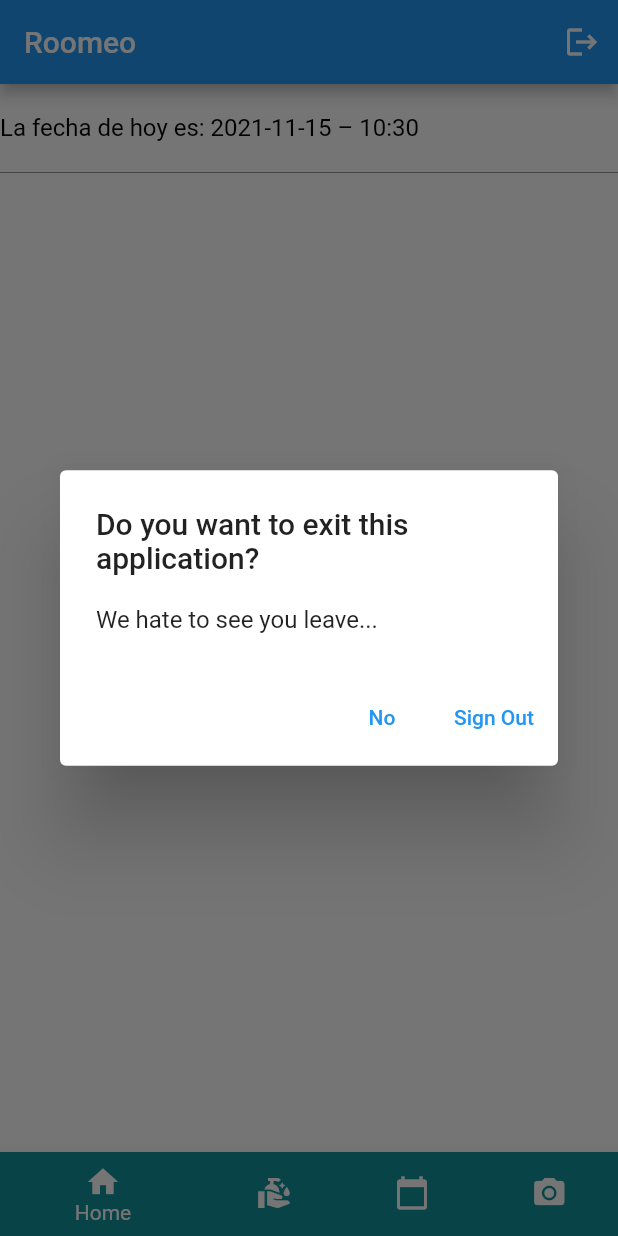
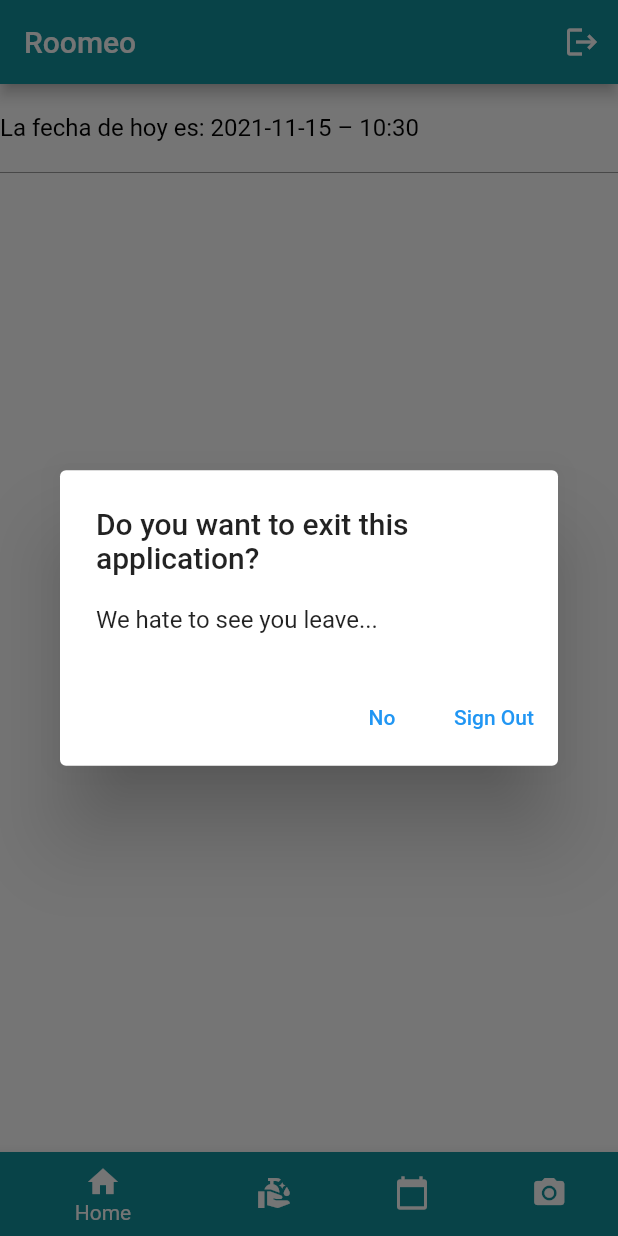
Before and after one commit to jejaimes/Roomeo-Flutter, a Flutter app: the screen it shows once a user with an empty profile is signed in, after a tap on the "logout" icon, on a phone screen of 412 x 824 dp. Run offline on Flutter 3.47's test engine with Material 2 defaults, Android fonts, the light colour scheme and no system bars; our stand-ins replace cloud_firestore, connectivity_plus, firebase_auth, firebase_core; missing offline and left inert: cloud_firestore_web, connectivity_plus_web, firebase_auth_web, firebase_core_web, qr_code_scanner; accounts and stored records are empty.

Commit message:
buildings and building detail updated with eventual connectivity strategies

```diff
--- a/lib/View/Screens/Home/home_screen.dart
+++ b/lib/View/Screens/Home/home_screen.dart
@@ -1,13 +1,18 @@
+import 'dart:async';
+
 import 'package:cloud_firestore/cloud_firestore.dart';
+import 'package:connectivity_plus/connectivity_plus.dart';
 import 'package:firebase_auth/firebase_auth.dart';
-import 'package:firebase_core/firebase_core.dart';
 import 'package:flutter/material.dart';
+import 'package:flutter/rendering.dart';
+import 'package:flutter/services.dart';
 import 'package:provider/provider.dart';
 import 'package:sprint2/View/Screens/ReservaSalon/reservarSalon.dart';
 import 'package:sprint2/View/Screens/ScanQR/scanQRView.dart';
 import 'package:sprint2/View/components/IngButton.dart';
 import 'package:sprint2/View/components/BuildingButtons.dart';
 import 'package:sprint2/View_Models/building_viewModel.dart';
+import 'package:sprint2/View_Models/user_viewModel.dart';
 import 'package:sprint2/constraints.dart';
 import 'package:intl/intl.dart';
 import 'package:sprint2/main.dart';
@@ -57,6 +62,7 @@ class _MyStatefulWidgetState extends State<MyStatefulWidget> {
   Widget build(BuildContext context) {
     return Scaffold(
       appBar: AppBar(
+        backgroundColor: kPrimaryDarkColor,
         title: const Text('Roomeo'),
         actions: [
           IconButton(
@@ -135,22 +141,26 @@ class _MyStatefulWidgetState extends State<MyStatefulWidget> {
   }
 }
 
-class Edificios extends StatelessWidget {
-  Edificios({
-    Key? key,
-    required this.optionStyle,
-  }) : super(key: key);
+class Edificios extends StatefulWidget {
+  final optionStyle;
 
-  final TextStyle optionStyle;
+  const Edificios({Key? key, this.optionStyle}) : super(key: key);
+
+  @override
+  _EdificiosState createState() => _EdificiosState();
+}
+
+class _EdificiosState extends State<Edificios> {
+  ConnectivityResult _connectionStatus = ConnectivityResult.wifi;
+  final Connectivity _connectivity = Connectivity();
+  late StreamSubscription<ConnectivityResult> _connectivitySubscription;
   CollectionReference users = FirebaseFirestore.instance.collection('Users');
   User? currentUser = FirebaseAuth.instance.currentUser;
   int tiempo = DateTime.now().millisecondsSinceEpoch;
-
   int lastHW = 0;
 
   @override
   Widget build(BuildContext context) {
-    if (currentUser != null) {
     FirebaseFirestore.instance
         .collection('Users')
         .doc(currentUser!.email)
@@ -161,80 +171,99 @@ class Edificios extends StatelessWidget {
       timeLastHW = new Duration(
           days: 0, hours: 0, minutes: 0, seconds: 0, milliseconds: lastHW);
     });
-    }
+    Provider.of<UserViewModel>(context, listen: false)
+        .setEmail(currentUser!.email!);
 
     DateTime hoy = DateTime.now();
     String formattedDate = DateFormat('yyyy-MM-dd – kk:mm').format(hoy);
+
     return Column(children: <Widget>[
-      TextField(
+      Expanded(
+          flex: 2,
+          child: Container(
+            child: TextField(
                 enabled: false,
                 decoration: InputDecoration(
                   labelText: "La fecha de hoy es: " + formattedDate,
                   fillColor: kPrimaryLightColor,
                   labelStyle: TextStyle(color: Colors.black),
                 )),
-      SizedBox(height: 20),
-      /*BuildingButton(
-        text: 'ML',
-        press: () {
-          Navigator.of(context).push(MaterialPageRoute(builder: (context) {
-            return ViewPerBuildingWidget(
-              building: 'ML',
-            );
-          }));
-        },
-        codigo: "ML",
-      ),
-      SizedBox(height: 20),
-      BuildingButton(
-        text: 'W',
-        press: () {
-          Navigator.of(context).push(MaterialPageRoute(builder: (context) {
-            return ViewPerBuildingWidget(
-              building: 'W',
-            );
-          }));
-        },
-        codigo: "W",
-      ),
-      SizedBox(height: 20),
-      BuildingButton(
-        text: 'C',
-        press: () {
-          Navigator.of(context).push(MaterialPageRoute(builder: (context) {
-            return ViewPerBuildingWidget(
-              building: 'C',
-            );
-          }));
-        },
-        codigo: "C",
-      ),
-      SizedBox(height: 20),
-      BuildingButton(
-        text: 'RGD',
-        press: () {
-          Navigator.of(context).push(MaterialPageRoute(builder: (context) {
-            return ViewPerBuildingWidget(
-              building: 'RGD',
-            );
-          }));
-        },
-        codigo: "RGD",
-      ),
-      SizedBox(height: 20),
-      BuildingButton(
-        text: 'SD',
-        press: () {
-          Navigator.of(context).push(MaterialPageRoute(builder: (context) {
-            return ViewPerBuildingWidget(
-              building: 'SD',
-            );
-          }));
-        },
-        codigo: "SD",
-      ),*/
+          )),
       BuidlingButtons(),
     ]);
+  }
+
+  @override
+  void dispose() {
+    _connectivitySubscription.cancel();
+    super.dispose();
+  }
+
+  @override
+  void initState() {
+    super.initState();
+    initConnectivity();
+
+    _connectivitySubscription =
+        _connectivity.onConnectivityChanged.listen(_updateConnectionStatus);
+  }
+
+  void initConnectivity() async {
+    late ConnectivityResult result;
+
+    try {
+      result = await _connectivity.checkConnectivity();
+    } on PlatformException catch (e) {
+      print(e.toString());
+      return;
+    }
+
+    if (!mounted) {
+      return Future.value(null);
+    }
+
+    return _updateConnectionStatus(result);
+  }
+
+  Future<void> _updateConnectionStatus(ConnectivityResult result) async {
+    if (result == ConnectivityResult.none &&
+        _connectionStatus != ConnectivityResult.none) {
+      showDialog(
+          context: context,
+          barrierDismissible: false,
+          builder: (BuildContext context) {
+            return AlertDialog(
+              title: const Text('Sin conexión'),
+              content: Container(
+                height: MediaQuery.of(context).size.height * 0.25,
+                child: ListView(
+                  children: [
+                    Padding(
+                      padding: EdgeInsets.only(left: 20),
+                      child: Icon(
+                        Icons.cloud_off_rounded,
+                        color: kPrimaryColor,
+                        size: 50,
+                      ),
+                    ),
+                    Text(
+                      'Se acaba de perder la conexión, la información que se presenta podría estar actualizada. Cuando se restablezca la conexión se actualizará la información.',
+                      overflow: TextOverflow.visible,
+                    ),
+                  ],
+                ),
+              ),
+              actions: <Widget>[
+                TextButton(
+                    onPressed: () => Navigator.pop(context),
+                    child: const Text('Aceptar'))
+              ],
+            );
+          });
+    }
+    setState(() {
+      _connectionStatus = result;
+    });
   }
 }
 
--- a/lib/View/Screens/ScanQR/scanQRView.dart
+++ b/lib/View/Screens/ScanQR/scanQRView.dart
@@ -53,7 +53,10 @@ class _ScanQRViewState extends State<ScanQRView> {
 
   Widget _codeScanned(BuildContext context) {
     return _connectionStatus == ConnectivityResult.none
-        ? NoConnectionWidget()
+        ? Padding(
+            padding: EdgeInsets.all(20),
+            child: NoConnectionWidget(),
+          )
         : result != null
             ? AlertDialog(
                 title: const Text('Registrar ingreso al salón'),
```
Also changed, not shown: lib/View/Screens/ViewPerBuilding/viewPerBuilding.dart (+53 -2 lines). Lines whose indentation alone changed are shown as unchanged.
